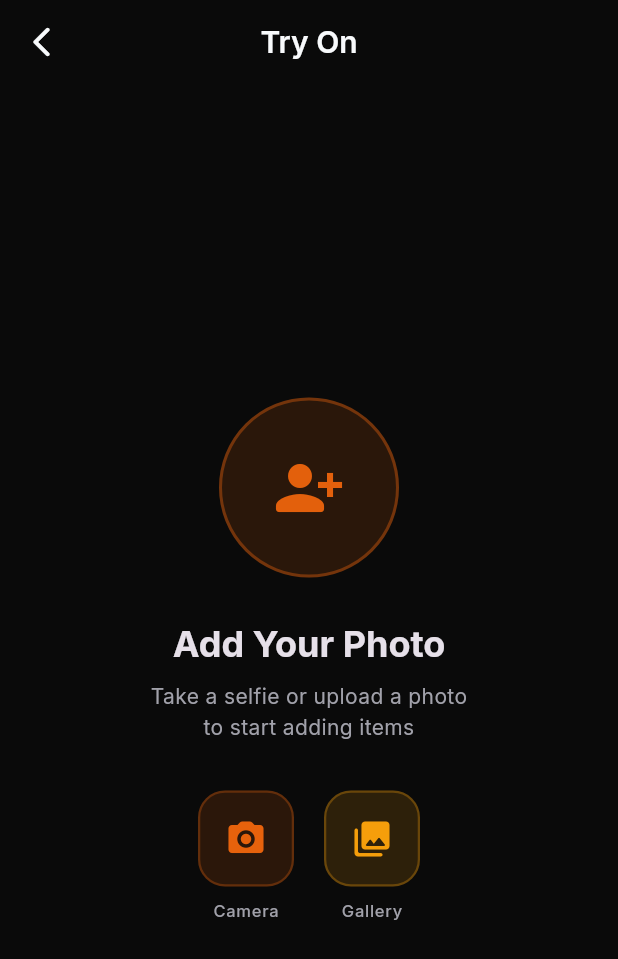
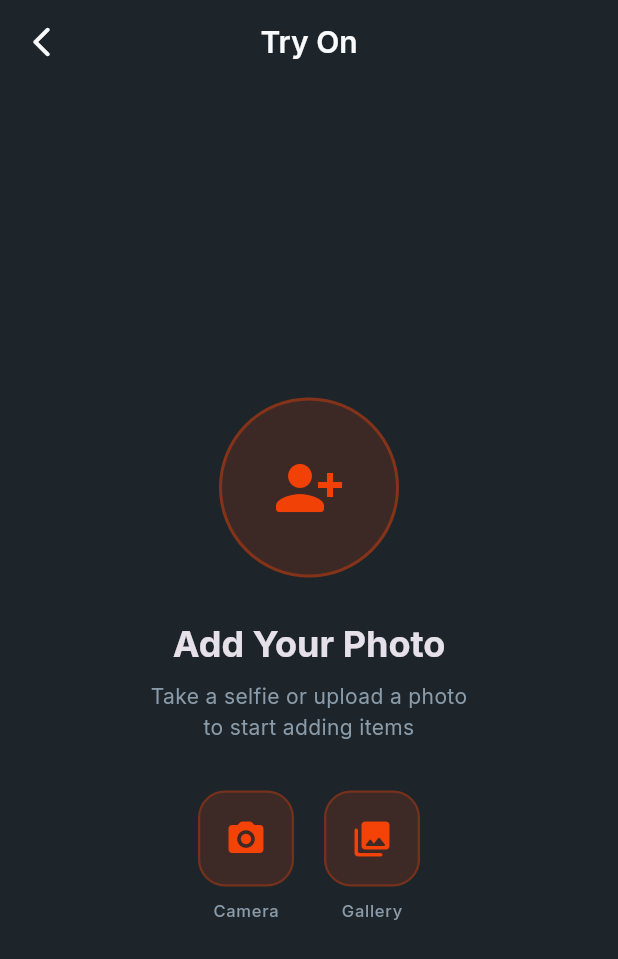
Before and after one commit to chakma-s/AI-Virtual-Try-On, a Flutter app: the TryOnScreen screen opened directly, on a phone screen of 412 x 824 dp. Shown: the top 959 px of the screen. Run offline on Flutter 3.47's test engine with Material 3 defaults, Android fonts, the light colour scheme and no system bars; our stand-ins replace flutter_riverpod, google_fonts, image_picker; missing offline and left inert: dart:js_interop, dart:js_util.

Commit message:
Update theme to jhumSTUDIOS branding: #f54206 pumpkin elements + #1D252A charcoal background

```diff
--- a/lib/core/theme.dart
+++ b/lib/core/theme.dart
@@ -4,20 +4,20 @@ import 'package:google_fonts/google_fonts.dart';
 class TryMaarTheme {
   TryMaarTheme._();
 
-  // ─── Color Palette ───
-  static const Color primary = Color(0xFFE7620C);       // Jhum primary
-  static const Color primaryDark = Color(0xFFD9480F);   // Jhum accent-pink
-  static const Color accent = Color(0xFFF59E0B);        // Jhum accent-cyan
-  static const Color surface = Color(0xFF0A0A0A);       // Jhum bg-deep
-  static const Color surfaceLight = Color(0xFF111111);  // Jhum bg-card
-  static const Color surfaceOverlay = Color(0xFF141414); // Light overlay
-  static const Color background = Color(0xFF0A0A0A);    // Jhum bg-deep
-  static const Color textPrimary = Color(0xFFF8FAFC);   // Jhum text-main
-  static const Color textSecondary = Color(0xFFA1A1AA); // Jhum text-muted
-  static const Color divider = Color(0x14FFFFFF);       // Jhum border-glass (8% white)
-  static const Color success = Color(0xFF10B981);       // Jhum status-completed
-  static const Color warning = Color(0xFFF59E0B);       // Jhum status-pending
-  static const Color error = Color(0xFFFF5252);
+  // ─── Color Palette (jhumSTUDIOS branding) ───
+  static const Color primary = Color(0xFFF54206);        // Ripe pumpkin (matt)
+  static const Color primaryDark = Color(0xFFD93A05);    // Darker pumpkin
+  static const Color accent = Color(0xFFF54206);         // Same pumpkin for accent unity
+  static const Color surface = Color(0xFF1D252A);        // Dark charcoal (matt)
+  static const Color surfaceLight = Color(0xFF243038);   // Slightly lighter charcoal
+  static const Color surfaceOverlay = Color(0xFF2A3540); // Charcoal overlay
+  static const Color background = Color(0xFF1D252A);     // Dark charcoal base
+  static const Color textPrimary = Color(0xFFF8FAFC);    // Crisp white text
+  static const Color textSecondary = Color(0xFF8A9BAA);  // Muted steel
+  static const Color divider = Color(0x14FFFFFF);        // 8% white
+  static const Color success = Color(0xFF10B981);        // Green
+  static const Color warning = Color(0xFFF59E0B);        // Amber
+  static const Color error = Color(0xFFFF5252);          // Red
 
   // ─── Gradients ───
   static const LinearGradient primaryGradient = LinearGradient(
@@ -28,8 +28,8 @@ class TryMaarTheme {
 
   static const LinearGradient cardGradient = LinearGradient(
     colors: [
-      Color(0xFF1A1A1A),
-      Color(0xFF000000),
+      Color(0xFF243038),
+      Color(0xFF1D252A),
     ],
     begin: Alignment.topLeft,
     end: Alignment.bottomRight,
```
